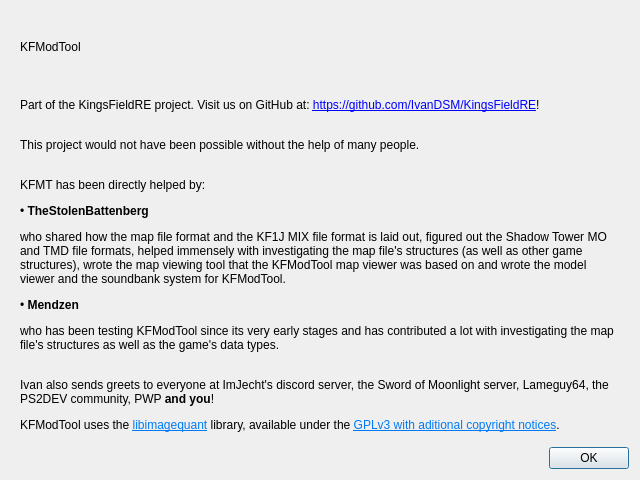
FromSoft-Modding-Committee-FSMC/FSModTool, file aboutdialog.ui: the form before one commit.
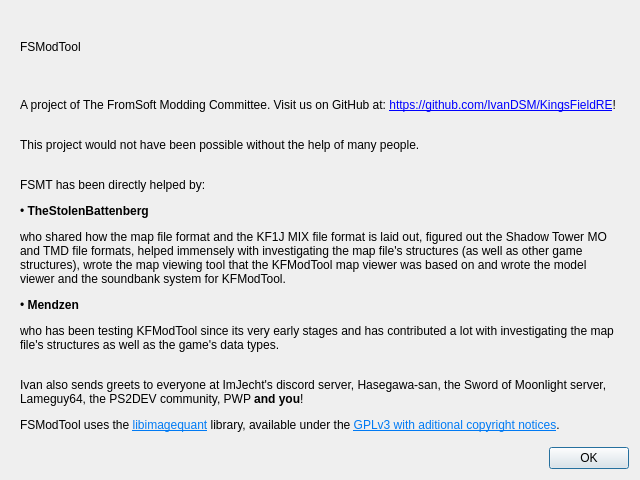
The form after the commit.

```diff
--- a/aboutdialog.ui
+++ b/aboutdialog.ui
@@ -26,7 +26,7 @@
       <item>
        <widget class="QLabel" name="kfmtLabel">
         <property name="text">
-         <string>KFModTool</string>
+         <string>FSModTool</string>
         </property>
         <property name="scaledContents">
          <bool>false</bool>
@@ -36,7 +36,7 @@
       <item>
        <widget class="QLabel" name="githubLabel">
         <property name="text">
-         <string>&lt;html&gt;&lt;head/&gt;&lt;body&gt;&lt;p&gt;Part of the KingsFieldRE project. Visit us on GitHub at: &lt;a href=&quot;https://github.com/IvanDSM/KingsFieldRE&quot;&gt;&lt;span style=&quot; text-decoration: underline; color:#0000ff;&quot;&gt;https://github.com/IvanDSM/KingsFieldRE&lt;/span&gt;&lt;/a&gt;!&lt;/p&gt;&lt;/body&gt;&lt;/html&gt;</string>
+         <string>&lt;html&gt;&lt;head/&gt;&lt;body&gt;&lt;p&gt;A project of The FromSoft Modding Committee. Visit us on GitHub at: &lt;a href=&quot;https://github.com/IvanDSM/KingsFieldRE&quot;&gt;&lt;span style=&quot; text-decoration: underline; color:#0000ff;&quot;&gt;https://github.com/IvanDSM/KingsFieldRE&lt;/span&gt;&lt;/a&gt;!&lt;/p&gt;&lt;/body&gt;&lt;/html&gt;</string>
         </property>
         <property name="openExternalLinks">
          <bool>true</bool>
@@ -70,7 +70,7 @@
             <enum>QFrame::Sunken</enum>
            </property>
            <property name="text">
-            <string>&lt;html&gt;&lt;head/&gt;&lt;body&gt;&lt;p&gt;This project would not have been possible without the help of many people.&lt;br/&gt;&lt;/p&gt;&lt;p&gt;KFMT has been directly helped by:&lt;/p&gt;&lt;p&gt;• &lt;span style=&quot; font-weight:600;&quot;&gt;TheStolenBattenberg&lt;/span&gt;&lt;/p&gt;&lt;p&gt;who shared how the map file format and the KF1J MIX file format is laid out, figured out the Shadow Tower MO and TMD file formats, helped immensely with investigating the map file's structures (as well as other game structures), wrote the map viewing tool that the KFModTool map viewer was based on and wrote the model viewer and the soundbank system for KFModTool.&lt;/p&gt;&lt;p&gt;• &lt;span style=&quot; font-weight:600;&quot;&gt;Mendzen&lt;/span&gt;&lt;/p&gt;&lt;p&gt;who has been testing KFModTool since its very early stages and has contributed a lot with investigating the map file's structures as well as the game's data types.&lt;br/&gt;&lt;/p&gt;&lt;p&gt;Ivan also sends greets to everyone at ImJecht's discord server, the Sword of Moonlight server, Lameguy64, the PS2DEV community, PWP &lt;span style=&quot; font-weight:600;&quot;&gt;and you&lt;/span&gt;!&lt;/p&gt;&lt;p&gt;KFModTool uses the &lt;a href=&quot;https://pngquant.org/lib/&quot;&gt;&lt;span style=&quot; text-decoration: underline; color:#007af4;&quot;&gt;libimagequant&lt;/span&gt;&lt;/a&gt; library, available under the &lt;a href=&quot;https://raw.githubusercontent.com/ImageOptim/libimagequant/master/COPYRIGHT&quot;&gt;&lt;span style=&quot; text-decoration: underline; color:#007af4;&quot;&gt;GPLv3 with aditional copyright notices&lt;/span&gt;&lt;/a&gt;.&lt;/p&gt;&lt;/body&gt;&lt;/html&gt;</string>
+            <string>&lt;html&gt;&lt;head/&gt;&lt;body&gt;&lt;p&gt;This project would not have been possible without the help of many people.&lt;br/&gt;&lt;/p&gt;&lt;p&gt;FSMT has been directly helped by:&lt;/p&gt;&lt;p&gt;• &lt;span style=&quot; font-weight:600;&quot;&gt;TheStolenBattenberg&lt;/span&gt;&lt;/p&gt;&lt;p&gt;who shared how the map file format and the KF1J MIX file format is laid out, figured out the Shadow Tower MO and TMD file formats, helped immensely with investigating the map file's structures (as well as other game structures), wrote the map viewing tool that the KFModTool map viewer was based on and wrote the model viewer and the soundbank system for KFModTool.&lt;/p&gt;&lt;p&gt;• &lt;span style=&quot; font-weight:600;&quot;&gt;Mendzen&lt;/span&gt;&lt;/p&gt;&lt;p&gt;who has been testing KFModTool since its very early stages and has contributed a lot with investigating the map file's structures as well as the game's data types.&lt;br/&gt;&lt;/p&gt;&lt;p&gt;Ivan also sends greets to everyone at ImJecht's discord server, Hasegawa-san, the Sword of Moonlight server, Lameguy64, the PS2DEV community, PWP &lt;span style=&quot; font-weight:600;&quot;&gt;and you&lt;/span&gt;!&lt;/p&gt;&lt;p&gt;FSModTool uses the &lt;a href=&quot;https://pngquant.org/lib/&quot;&gt;&lt;span style=&quot; text-decoration: underline; color:#007af4;&quot;&gt;libimagequant&lt;/span&gt;&lt;/a&gt; library, available under the &lt;a href=&quot;https://raw.githubusercontent.com/ImageOptim/libimagequant/master/COPYRIGHT&quot;&gt;&lt;span style=&quot; text-decoration: underline; color:#007af4;&quot;&gt;GPLv3 with aditional copyright notices&lt;/span&gt;&lt;/a&gt;.&lt;/p&gt;&lt;/body&gt;&lt;/html&gt;</string>
            </property>
            <property name="wordWrap">
             <bool>true</bool>
```
Left out of the diff: 2 changed lines with no effect on the pictures.
